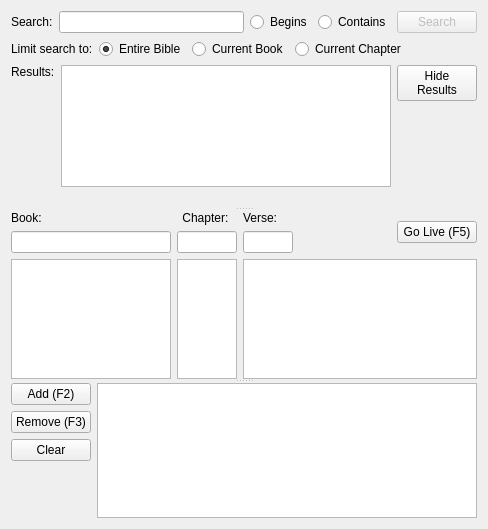
Qt form src/biblewidget.ui (SoftProjector/src) before a commit.
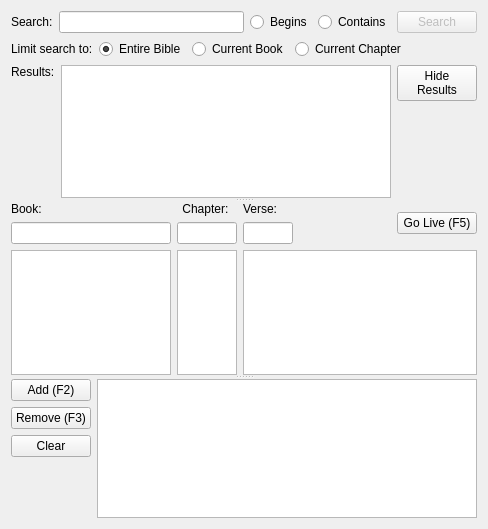
The same form after that commit. Icons and pictures are not drawn.

Commit message: Bible search code clean up due to ability with CaseInsensitive unicode search.  - not limiting to only 280 results  - cleaner result display.

The edit to the form file:
```diff
--- a/src/biblewidget.ui
+++ b/src/biblewidget.ui
@@ -240,6 +240,53 @@
              </property>
             </widget>
            </item>
+           <item>
+            <widget class="QLabel" name="result_count_label">
+             <property name="palette">
+              <palette>
+               <active>
+                <colorrole role="WindowText">
+                 <brush brushstyle="SolidPattern">
+                  <color alpha="255">
+                   <red>0</red>
+                   <green>61</green>
+                   <blue>90</blue>
+                  </color>
+                 </brush>
+                </colorrole>
+               </active>
+               <inactive>
+                <colorrole role="WindowText">
+                 <brush brushstyle="SolidPattern">
+                  <color alpha="255">
+                   <red>0</red>
+                   <green>61</green>
+                   <blue>90</blue>
+                  </color>
+                 </brush>
+                </colorrole>
+               </inactive>
+               <disabled>
+                <colorrole role="WindowText">
+                 <brush brushstyle="SolidPattern">
+                  <color alpha="255">
+                   <red>118</red>
+                   <green>116</green>
+                   <blue>108</blue>
+                  </color>
+                 </brush>
+                </colorrole>
+               </disabled>
+              </palette>
+             </property>
+             <property name="text">
+              <string/>
+             </property>
+             <property name="alignment">
+              <set>Qt::AlignCenter</set>
+             </property>
+            </widget>
+           </item>
            <item>
             <spacer name="verticalSpacer_2">
              <property name="orientation">
@@ -282,13 +329,6 @@
              </property>
             </widget>
            </item>
-           <item>
-            <widget class="QLabel" name="result_count_label">
-             <property name="text">
-              <string/>
-             </property>
-            </widget>
-           </item>
           </layout>
          </item>
          <item>
```
The commit also changes 2 other files.
